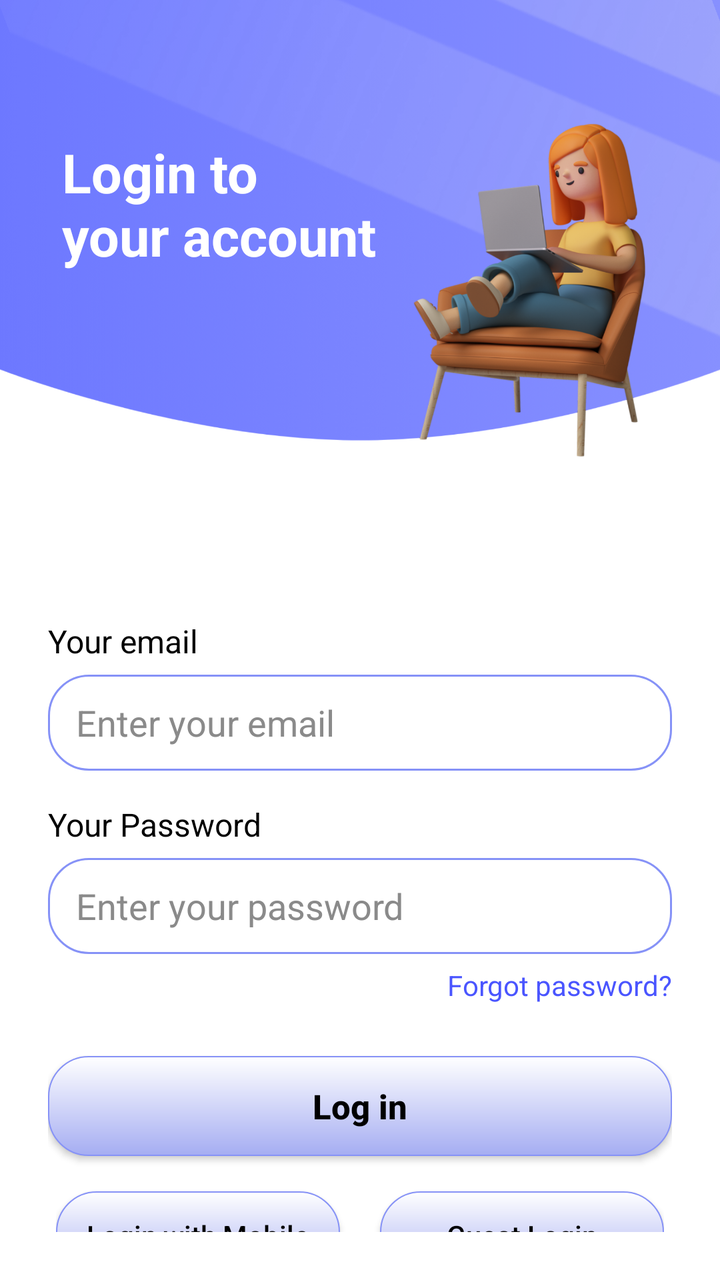
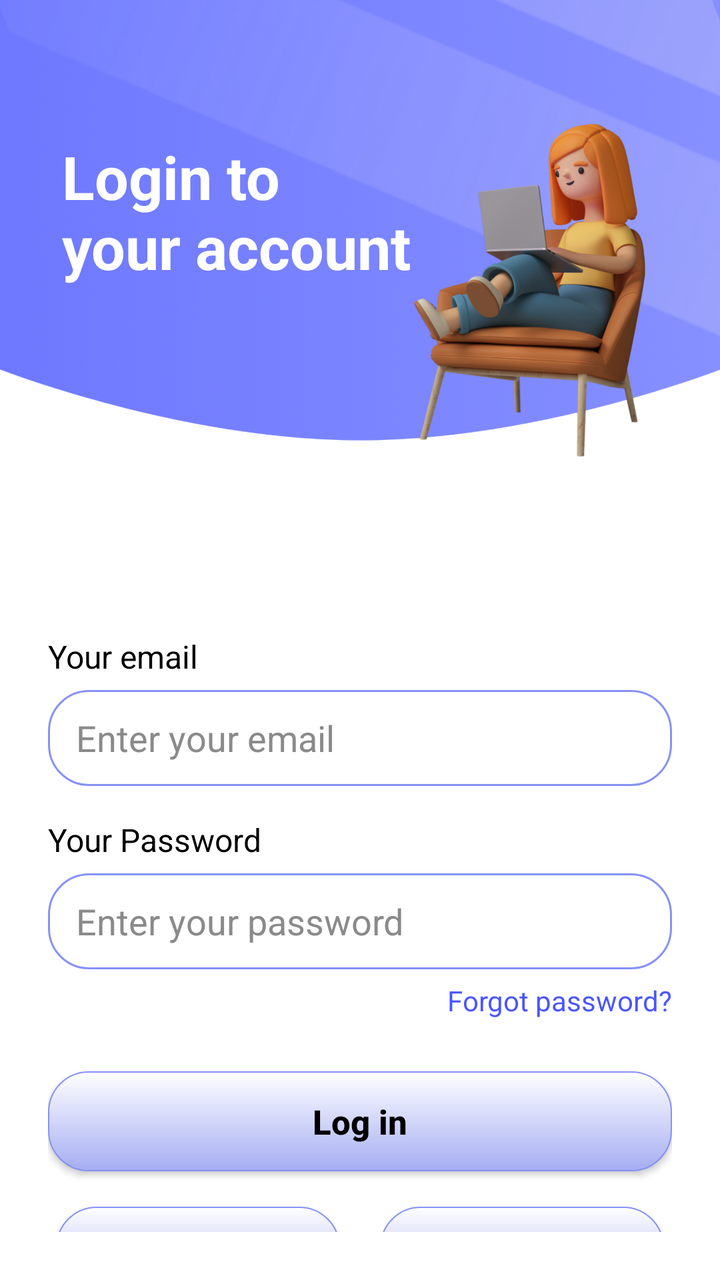

Two renders of the same Android screen: before a commit and after it. Below are the layout's source before the change and the commit's diff.
<!-- AndroidManifest.xml: application theme Theme.TSTAR -->
<!-- res/layout/tstar_login_activity.xml -->
<?xml version="1.0" encoding="utf-8"?>
<androidx.constraintlayout.widget.ConstraintLayout xmlns:android="http://schemas.android.com/apk/res/android"
    xmlns:app="http://schemas.android.com/apk/res-auto"
    android:layout_width="match_parent"
    android:layout_height="match_parent"
    android:background="@color/white">

    <LinearLayout
        android:id="@+id/entry_page_ll_id1"
        android:layout_width="match_parent"
        android:layout_height="match_parent"
        android:orientation="vertical"
        android:background="@drawable/finalist_loginpage_bg">


        
        <TextView
            android:layout_width="wrap_content"
            android:layout_height="wrap_content"
            android:text="Login to\nyour account"
            android:textSize="27sp"
            android:textStyle="bold"
            android:textColor="@color/white"
            android:layout_marginTop="68dp"
            android:layout_marginLeft="31dp"/>



        <LinearLayout
            android:layout_width="match_parent"
            android:layout_height="wrap_content"
            android:orientation="vertical"
            android:padding="24dp"
            android:layout_marginTop="150dp">

            
            <TextView
                android:layout_width="wrap_content"
                android:layout_height="wrap_content"
                android:text="Your email"
                android:textColor="@color/black"
                android:textSize="16sp" />

            <EditText
                android:id="@+id/et_login_email"
                android:layout_width="match_parent"
                android:layout_height="48dp"
                android:background="@drawable/s_edittext_border"
                android:paddingStart="14dp"
                android:hint="Enter your email"
                android:textColor="@color/black"
                android:textColorHint="#8A8A8A"
                android:layout_marginTop="6dp"
                android:inputType="textEmailAddress"/>

            
            <TextView
                android:layout_width="wrap_content"
                android:layout_height="wrap_content"
                android:text="Your Password"
                android:layout_marginTop="16dp"
                android:textColor="@color/black"
                android:textSize="16dp"/>

            <EditText
                android:id="@+id/et_login_password"
                android:layout_width="match_parent"
                android:layout_height="48dp"
                android:background="@drawable/s_edittext_border"
                android:paddingStart="14dp"
                android:hint="Enter your password"
                android:inputType="textPassword"
                android:textColor="#000000"
                android:textColorHint="#8A8A8A"
                android:layout_marginTop="6dp"/>

            
            <TextView
                android:id="@+id/tv_login_forgot_password"
                android:layout_width="wrap_content"
                android:layout_height="wrap_content"
                android:text="Forgot password?"
                android:textSize="14sp"
                android:textColor="#4A55FF"
                android:layout_marginTop="6dp"
                android:layout_gravity="end"/>



            
            <androidx.appcompat.widget.AppCompatButton
                android:id="@+id/btn_login"
                android:layout_width="match_parent"
                android:layout_height="50dp"
                android:text="Log in"
                android:textAllCaps="false"
                android:textSize="17dp"
                android:textStyle="bold"
                android:textColor="@color/black"
                android:background="@drawable/s_btn_bg_shape"
                android:layout_marginTop="26dp"/>

            
            <LinearLayout
                android:layout_width="match_parent"
                android:layout_height="60dp"
                android:gravity="center"
                android:orientation="horizontal"
                android:layout_marginTop="9.5dp"
                android:weightSum="2"
                android:padding="4dp">


                <androidx.appcompat.widget.AppCompatButton
                    android:id="@+id/btn_login_with_mobile"
                    android:text="Login with Mobile"
                    android:textColor="@color/black"
                    android:layout_width="0dp"
                    android:layout_height="44dp"
                    android:background="@drawable/s_btn_bg_shape"
                    android:textAllCaps="false"
                    android:layout_weight="1"/>

                <androidx.appcompat.widget.AppCompatButton
                    android:id="@+id/btn_guest_login"
                    android:text="Guest Login"
                    android:textColor="@color/black"
                    android:layout_width="0dp"
                    android:layout_height="44dp"
                    android:layout_marginStart="20dp"
                    android:background="@drawable/s_btn_bg_shape"
                    android:textAllCaps="false"
                    android:layout_weight="1" />

            </LinearLayout>
            
            <TextView
                android:id="@+id/tv_register"
                android:layout_width="wrap_content"
                android:layout_height="wrap_content"
                android:text="Don’t have an account? Register!"
                android:textSize="13sp"
                android:textColor="@color/black"
                android:layout_gravity="center"
                android:layout_marginTop="12dp"/>

        </LinearLayout>






    </LinearLayout>



</androidx.constraintlayout.widget.ConstraintLayout>
<!-- resources referenced by this layout -->
<resources>
  <color name="black">#FF000000</color>
  <color name="white">#FFFFFF</color>
  <!-- drawable finalist_loginpage_bg: png bitmap (drawable, 890426 bytes) -->
  <!-- drawable s_btn_bg_shape (drawable) -->
  <?xml version="1.0" encoding="utf-8"?>
  <shape
      xmlns:android="http://schemas.android.com/apk/res/android"
      android:shape="rectangle">
  
      <stroke
          android:width="0.8dp"
          android:color="@color/Lavender"/>
      <corners
          android:radius="20dp"/>
  
      <gradient
          android:startColor="#A5ADF2"
          android:endColor="@color/white"
          android:angle="90"/>
  
  
  
  
  </shape>
  <!-- drawable s_edittext_border (drawable) -->
  <?xml version="1.0" encoding="utf-8"?>
  <shape
      xmlns:android="http://schemas.android.com/apk/res/android"
      android:shape="rectangle">
  
      <stroke
          android:width="1.1dp"
          android:color="@color/Lavender"/>
      <corners
          android:radius="20dp"/>
  
  
  
  
  </shape>
  <style name="Theme.TSTAR" parent="Base.Theme.TSTAR" />
  <color name="Lavender">#8692f7</color>
  <style name="Base.Theme.TSTAR" parent="Theme.Material3.DayNight.NoActionBar">
          
          
      </style>
</resources>

<!-- the commit's change to res/layout/tstar_login_activity.xml (unified diff, before → after) -->
@@ -18,7 +18,7 @@
             android:layout_width="wrap_content"
             android:layout_height="wrap_content"
             android:text="Login to\nyour account"
-            android:textSize="27sp"
+            android:textSize="30sp"
             android:textStyle="bold"
             android:textColor="@color/white"
             android:layout_marginTop="68dp"
